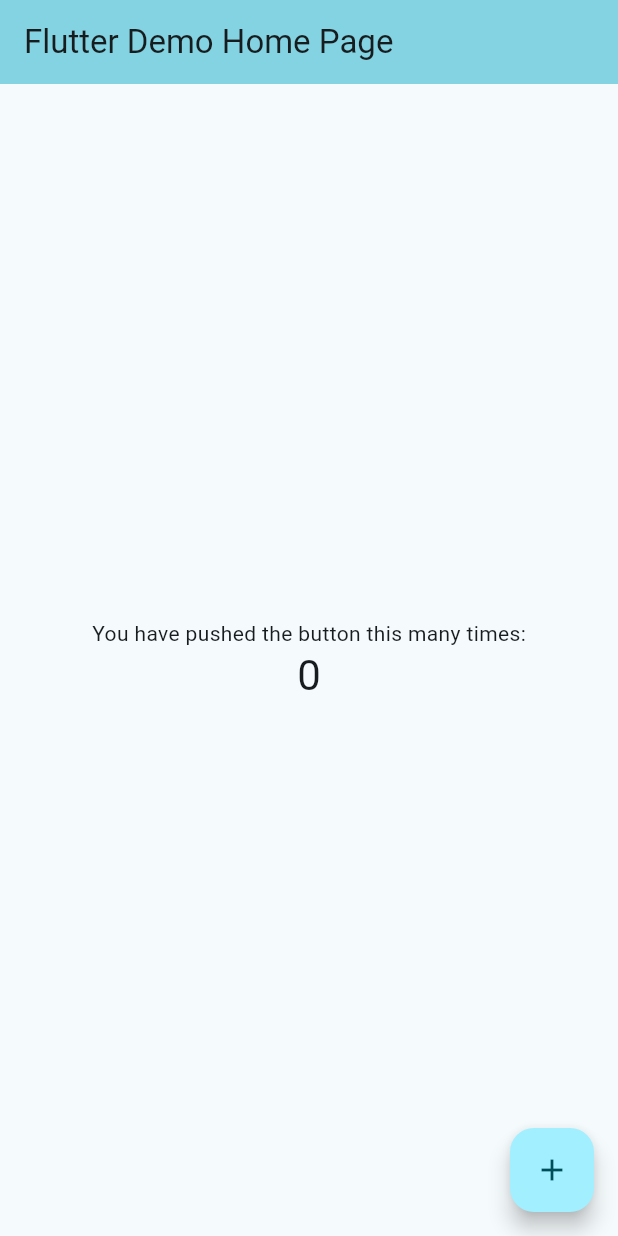
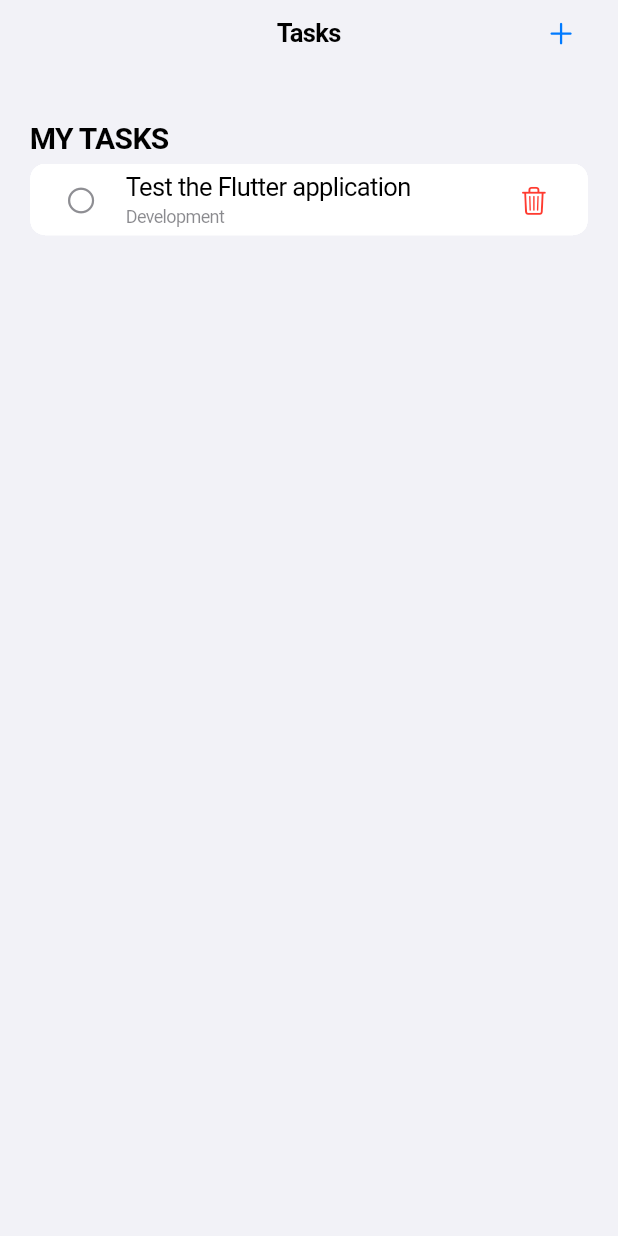
Before and after one commit to KingWatermelone/routine, a Flutter app: the screen it shows after launch, on a phone screen of 412 x 824 dp. Run offline on Flutter 3.47's test engine with Material 3 defaults, Android fonts, the phone set to English and light mode, and no system bars.

Commit message:
Add editable task list

```diff
--- a/lib/main.dart
+++ b/lib/main.dart
@@ -1,122 +1,23 @@
-import 'package:flutter/material.dart';
+import 'package:flutter/cupertino.dart';
+import 'screens/task_list_screen.dart';
 
 void main() {
-  runApp(const MyApp());
+  runApp(const PersonalOrganizerApp());
 }
 
-class MyApp extends StatelessWidget {
-  const MyApp({super.key});
+class PersonalOrganizerApp extends StatelessWidget {
+  const PersonalOrganizerApp({super.key});
 
-  // This widget is the root of your application.
   @override
   Widget build(BuildContext context) {
-    return MaterialApp(
-      title: 'Flutter Demo',
-      theme: ThemeData(
-        // This is the theme of your application.
-        //
-        // TRY THIS: Try running your application with "flutter run". You'll see
-        // the application has a purple toolbar. Then, without quitting the app,
-        // try changing the seedColor in the colorScheme below to Colors.green
-        // and then invoke "hot reload" (save your changes or press the "hot
-        // reload" button in a Flutter-supported IDE, or press "r" if you used
-        // the command line to start the app).
-        //
-        // Notice that the counter didn't reset back to zero; the application
-        // state is not lost during the reload. To reset the state, use hot
-        // restart instead.
-        //
-        // This works for code too, not just values: Most code changes can be
-        // tested with just a hot reload.
-        colorScheme: .fromSeed(seedColor: Colors.cyan),
+    return const CupertinoApp(
+      title: 'Personal Organizer',
+      debugShowCheckedModeBanner: false,
+      theme: CupertinoThemeData(
+        primaryColor: CupertinoColors.systemBlue,
+        brightness: Brightness.light,
       ),
-      home: const MyHomePage(title: 'Flutter Demo Home Page'),
+      home: TaskListScreen(),
     );
   }
 }
-
-class MyHomePage extends StatefulWidget {
-  const MyHomePage({super.key, required this.title});
-
-  // This widget is the home page of your application. It is stateful, meaning
-  // that it has a State object (defined below) that contains fields that affect
-  // how it looks.
-
-  // This class is the configuration for the state. It holds the values (in this
-  // case the title) provided by the parent (in this case the App widget) and
-  // used by the build method of the State. Fields in a Widget subclass are
-  // always marked "final".
-
-  final String title;
-
-  @override
-  State<MyHomePage> createState() => _MyHomePageState();
-}
-
-class _MyHomePageState extends State<MyHomePage> {
-  int _counter = 0;
-
-  void _incrementCounter() {
-    setState(() {
-      // This call to setState tells the Flutter framework that something has
-      // changed in this State, which causes it to rerun the build method below
-      // so that the display can reflect the updated values. If we changed
-      // _counter without calling setState(), then the build method would not be
-      // called again, and so nothing would appear to happen.
-      _counter++;
-    });
-  }
-
-  @override
-  Widget build(BuildContext context) {
-    // This method is rerun every time setState is called, for instance as done
-    // by the _incrementCounter method above.
-    //
-    // The Flutter framework has been optimized to make rerunning build methods
-    // fast, so that you can just rebuild anything that needs updating rather
-    // than having to individually change instances of widgets.
-    return Scaffold(
-      appBar: AppBar(
-        // TRY THIS: Try changing the color here to a specific color (to
-        // Colors.amber, perhaps?) and trigger a hot reload to see the AppBar
-        // change color while the other colors stay the same.
-        backgroundColor: Theme.of(context).colorScheme.inversePrimary,
-        // Here we take the value from the MyHomePage object that was created by
-        // the App.build method, and use it to set our appbar title.
-        title: Text(widget.title),
-      ),
-      body: Center(
-        // Center is a layout widget. It takes a single child and positions it
-        // in the middle of the parent.
-        child: Column(
-          // Column is also a layout widget. It takes a list of children and
-          // arranges them vertically. By default, it sizes itself to fit its
-          // children horizontally, and tries to be as tall as its parent.
-          //
-          // Column has various properties to control how it sizes itself and
-          // how it positions its children. Here we use mainAxisAlignment to
-          // center the children vertically; the main axis here is the vertical
-          // axis because Columns are vertical (the cross axis would be
-          // horizontal).
-          //
-          // TRY THIS: Invoke "debug painting" (choose the "Toggle Debug Paint"
-          // action in the IDE, or press "p" in the console), to see the
-          // wireframe for each widget.
-          mainAxisAlignment: .center,
-          children: [
-            const Text('You have pushed the button this many times:'),
-            Text(
-              '$_counter',
-              style: Theme.of(context).textTheme.headlineMedium,
-            ),
-          ],
-        ),
-      ),
-      floatingActionButton: FloatingActionButton(
-        onPressed: _incrementCounter,
-        tooltip: 'Increment',
-        child: const Icon(Icons.add),
-      ),
-    );
-  }
-}
--- /dev/null
+++ b/lib/models/task.dart
@@ -0,0 +1,17 @@
+class Task {
+  Task({
+    required this.id,
+    required this.title,
+    this.description = '',
+    this.category = 'Personal',
+    this.isCompleted = false,
+    this.dueDate
+});
+
+  final String id;
+  String title;
+  String description;
+  String category;
+  bool isCompleted;
+  DateTime? dueDate;
+}
--- /dev/null
+++ b/lib/screens/task_list_screen.dart
@@ -0,0 +1,295 @@
+import 'package:flutter/cupertino.dart';
+import '../models/task.dart';
+
+class TaskListScreen extends StatefulWidget {
+  const TaskListScreen({super.key});
+
+  @override
+  State<TaskListScreen> createState() => _TaskListScreenState();
+}
+
+class _TaskListScreenState extends State<TaskListScreen> {
+  final List<Task> tasks = [
+    Task(
+      id: '1',
+      title: 'Test the Flutter application',
+      category: 'Development',
+    ),
+  ];
+
+  void addTask(String title) {
+    setState(() {
+      tasks.add(
+        Task(
+          id: DateTime.now().microsecondsSinceEpoch.toString(),
+          title: title,
+        ),
+      );
+    });
+  }
+
+  void toggleTask(Task task) {
+    setState(() {
+      task.isCompleted = !task.isCompleted;
+    });
+  }
+
+  void deleteTask(Task task) {
+    setState(() {
+      tasks.remove(task);
+    });
+  }
+
+  Future<void> showAddTaskDialog() async {
+    final controller = TextEditingController();
+
+    await showCupertinoDialog<void>(
+      context: context,
+      builder: (dialogContext) {
+        return CupertinoAlertDialog(
+          title: const Text('New Task'),
+          content: Padding(
+            padding: const EdgeInsets.only(top: 16),
+            child: CupertinoTextField(
+              controller: controller,
+              autofocus: true,
+              placeholder: 'What needs to be done?',
+              textInputAction: TextInputAction.done,
+              onSubmitted: (_) {
+                submitTask(controller, dialogContext);
+              },
+            ),
+          ),
+          actions: [
+            CupertinoDialogAction(
+              onPressed: () {
+                Navigator.of(dialogContext).pop();
+              },
+              child: const Text('Cancel'),
+            ),
+            CupertinoDialogAction(
+              isDefaultAction: true,
+              onPressed: () {
+                submitTask(controller, dialogContext);
+              },
+              child: const Text('Add'),
+            ),
+          ],
+        );
+      },
+    );
+
+    controller.dispose();
+  }
+
+  Future<void> showEditTaskDialog(Task task) async {
+    final titleController = TextEditingController(
+      text: task.title,
+    );
+
+    final descriptionController = TextEditingController(
+      text: task.description,
+    );
+
+    await showCupertinoDialog<void>(
+      context: context,
+      builder: (dialogContext) {
+        return CupertinoAlertDialog(
+          title: const Text('Edit Task'),
+          content: Padding(
+            padding: const EdgeInsets.only(top: 16),
+            child: Column(
+              children: [
+                CupertinoTextField(
+                  controller: titleController,
+                  autofocus: true,
+                  placeholder: 'Task title',
+                  textInputAction: TextInputAction.next,
+                ),
+                const SizedBox(height: 12),
+                CupertinoTextField(
+                  controller: descriptionController,
+                  placeholder: 'Description',
+                  maxLines: 3,
+                ),
+              ],
+            ),
+          ),
+          actions: [
+            CupertinoDialogAction(
+              onPressed: () {
+                Navigator.of(dialogContext).pop();
+              },
+              child: const Text('Cancel'),
+            ),
+            CupertinoDialogAction(
+              isDefaultAction: true,
+              onPressed: () {
+                saveEditedTask(
+                  task,
+                  titleController,
+                  descriptionController,
+                  dialogContext,
+                );
+              },
+              child: const Text('Save'),
+            ),
+          ],
+        );
+      },
+    );
+
+    titleController.dispose();
+    descriptionController.dispose();
+  }
+
+  void saveEditedTask(
+      Task task,
+      TextEditingController titleController,
+      TextEditingController descriptionController,
+      BuildContext dialogContext,
+      ) {
+    final newTitle = titleController.text.trim();
+    final newDescription = descriptionController.text.trim();
+
+    if (newTitle.isEmpty) {
+      return;
+    }
+
+    setState(() {
+      task.title = newTitle;
+      task.description = newDescription;
+    });
+
+    Navigator.of(dialogContext).pop();
+  }
+
+  void submitTask(
+      TextEditingController controller,
+      BuildContext dialogContext,
+      ) {
+    final title = controller.text.trim();
+
+    if (title.isEmpty) {
+      return;
+    }
+
+    addTask(title);
+    Navigator.of(dialogContext).pop();
+  }
+
+  @override
+  Widget build(BuildContext context) {
+    return CupertinoPageScaffold(
+      backgroundColor: CupertinoColors.systemGroupedBackground,
+      navigationBar: CupertinoNavigationBar(
+        middle: const Text('Tasks'),
+        trailing: CupertinoButton(
+          padding: EdgeInsets.zero,
+          onPressed: showAddTaskDialog,
+          child: const Icon(CupertinoIcons.add),
+        ),
+      ),
+      child: SafeArea(
+        child: tasks.isEmpty
+            ? const Center(
+          child: Text(
+            'No tasks yet',
+            style: TextStyle(
+              color: CupertinoColors.secondaryLabel,
+            ),
+          ),
+        )
+            : ListView(
+          padding: const EdgeInsets.only(
+            top: 20,
+            bottom: 20,
+          ),
+          children: [
+            CupertinoListSection.insetGrouped(
+              header: const Text('MY TASKS'),
+              children: tasks.map(buildTaskTile).toList(),
+            ),
+          ],
+        ),
+      ),
+    );
+  }
+
+  Widget buildTaskTile(Task task) {
+    return CupertinoListTile(
+      onTap: () {
+        showEditTaskDialog(task);
+      },
+      leading: CupertinoButton(
+        padding: EdgeInsets.zero,
+        onPressed: () {
+          toggleTask(task);
+        },
+        child: Icon(
+          task.isCompleted
+              ? CupertinoIcons.check_mark_circled_solid
+              : CupertinoIcons.circle,
+          color: task.isCompleted
+              ? CupertinoColors.systemGreen
+              : CupertinoColors.systemGrey,
+        ),
+      ),
+      title: Text(
+        task.title,
+        style: TextStyle(
+          color: task.isCompleted
+              ? CupertinoColors.secondaryLabel
+              : CupertinoColors.label,
+          decoration: task.isCompleted
+              ? TextDecoration.lineThrough
+              : null,
+        ),
+      ),
+      subtitle: task.description.isEmpty
+          ? Text(task.category)
+          : Text('${task.category} · ${task.description}'),
+      trailing: CupertinoButton(
+        padding: EdgeInsets.zero,
+        onPressed: () {
+          showDeleteConfirmation(task);
+        },
+        child: const Icon(
+          CupertinoIcons.delete,
+          color: CupertinoColors.systemRed,
+          size: 20,
+        ),
+      ),
+    );
+  }
+
+  Future<void> showDeleteConfirmation(Task task) async {
+    await showCupertinoDialog<void>(
+      context: context,
+      builder: (dialogContext) {
+        return CupertinoAlertDialog(
+          title: const Text('Delete Task?'),
+          content: Text(
+            '"${task.title}" will be permanently removed.',
+          ),
+          actions: [
+            CupertinoDialogAction(
+              onPressed: () {
+                Navigator.of(dialogContext).pop();
+              },
+              child: const Text('Cancel'),
+            ),
+            CupertinoDialogAction(
+              isDestructiveAction: true,
+              onPressed: () {
+                deleteTask(task);
+                Navigator.of(dialogContext).pop();
+              },
+              child: const Text('Delete'),
+            ),
+          ],
+        );
+      },
+    );
+  }
+}
```
